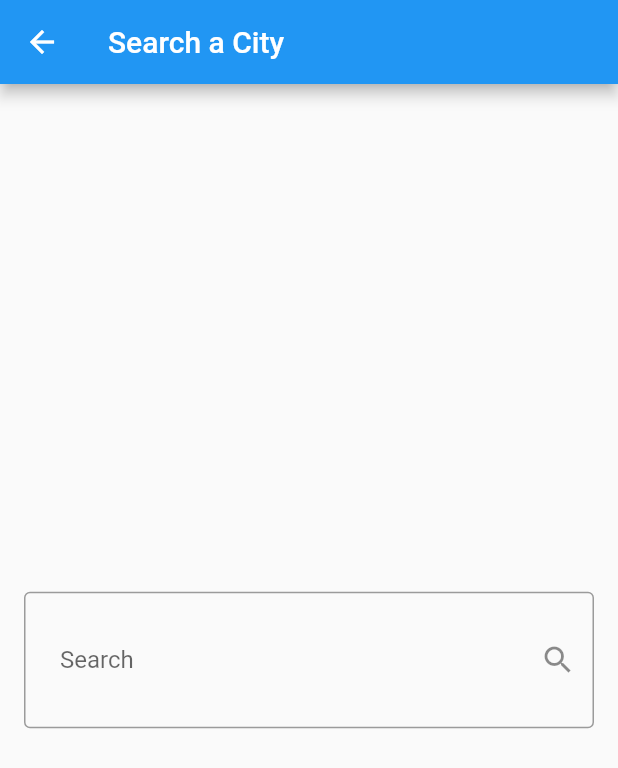
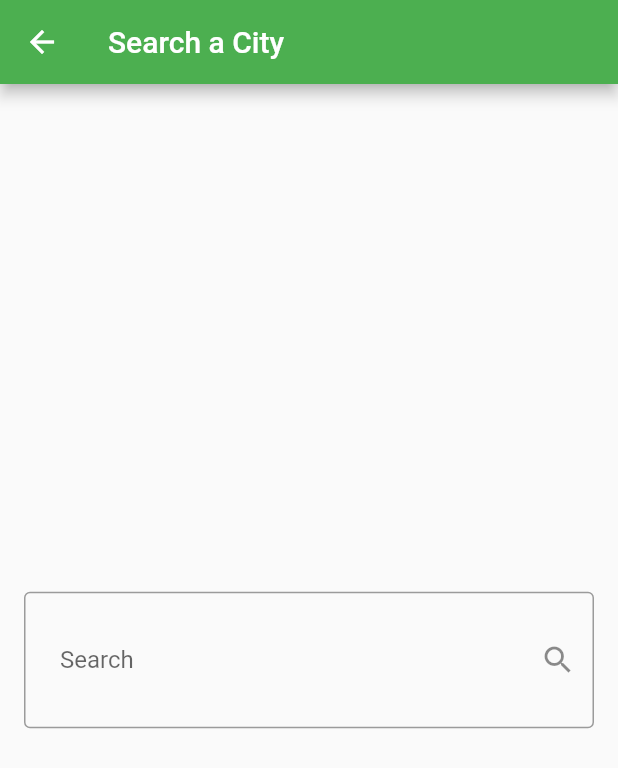
Before and after one commit to Al-Dos024/Weather_App, a Flutter app: the screen it shows after launch, after a tap on the "search" icon, on a phone screen of 412 x 824 dp. Shown: the top 768 px of the screen. Run offline on Flutter 3.47's test engine with Material 2 defaults, Android fonts, the phone set to English and light mode, and no system bars; our stand-ins replace flutter_bloc.

Commit message:
add Bloc to it

```diff
--- /dev/null
+++ b/lib/Cubit/weather_cubit.dart
@@ -0,0 +1,22 @@
+import 'package:flutter_bloc/flutter_bloc.dart';
+import 'package:weather_app/Cubit/weather_state.dart';
+import 'package:weather_app/Models/weather_model.dart';
+import 'package:weather_app/Services/weather_service.dart';
+
+class WeatherCubit extends Cubit<WeatherState> {
+  WeatherCubit(this.weatherService) : super(WeatherInitial());
+  WeatherService weatherService;
+  String? cityname;
+  WeatherModel? weatherModel;
+  void getWeather({required String cityName}) async {
+    emit(WeatherLoading());
+    try {
+      weatherModel = await weatherService.getservice(CityName: cityName);
+      emit(
+        WeatherSuccess(weatherModel: weatherModel!),
+      );
+    } catch (e) {
+      emit(WeatherFailure());
+    }
+  }
+}
--- /dev/null
+++ b/lib/Cubit/weather_state.dart
@@ -0,0 +1,14 @@
+import 'package:weather_app/Models/weather_model.dart';
+
+abstract class WeatherState {}
+
+class WeatherInitial extends WeatherState {}
+
+class WeatherLoading extends WeatherState {}
+
+class WeatherSuccess extends WeatherState {
+  WeatherModel weatherModel;
+  WeatherSuccess({required this.weatherModel});
+}
+
+class WeatherFailure extends WeatherState {}
--- a/lib/main.dart
+++ b/lib/main.dart
@@ -1,12 +1,13 @@
 import 'package:flutter/material.dart';
-import 'package:provider/provider.dart';
-import 'package:weather_app/Providers/weather_provider.dart';
+import 'package:flutter_bloc/flutter_bloc.dart';
+import 'package:weather_app/Cubit/weather_cubit.dart';
+import 'package:weather_app/Services/weather_service.dart';
 import 'package:weather_app/views/home_view.dart';
 
 void main() {
-  runApp(ChangeNotifierProvider(
+  runApp(BlocProvider(
       create: (context) {
-        return weatherProvider();
+        return WeatherCubit(WeatherService());
       },
       child: const WeatherApp()));
 }
@@ -18,10 +19,11 @@ class WeatherApp extends StatelessWidget {
   Widget build(BuildContext context) {
     return MaterialApp(
       theme: ThemeData(
-          primarySwatch: Provider.of<weatherProvider>(context).weatherData ==
-                  null
-              ? Colors.blue
-              : Provider.of<weatherProvider>(context).weatherData!.getColor()),
+        primarySwatch: BlocProvider.of<WeatherCubit>(context).weatherModel ==
+                null
+            ? Colors.green
+            : BlocProvider.of<WeatherCubit>(context).weatherModel!.getColor(),
+      ),
       home: HomeView(),
       debugShowCheckedModeBanner: false,
     );
--- a/lib/views/home_view.dart
+++ b/lib/views/home_view.dart
@@ -1,8 +1,11 @@
+// ignore_for_file: must_be_immutable
+
 import 'package:flutter/material.dart';
-import 'package:provider/provider.dart';
+import 'package:flutter_bloc/flutter_bloc.dart';
+import 'package:weather_app/Cubit/weather_cubit.dart';
+import 'package:weather_app/Cubit/weather_state.dart';
 import 'package:weather_app/Models/weather_model.dart';
 import 'package:weather_app/widgets/no_weather_body.dart';
-import '../Providers/weather_provider.dart';
 import '../widgets/weather_info_body.dart';
 import 'Search_Page.dart';
 
@@ -12,7 +15,7 @@ class HomeView extends StatelessWidget {
   WeatherModel? weatherData;
   @override
   Widget build(BuildContext context) {
-    weatherData = Provider.of<weatherProvider>(context).weatherData;
+    // weatherData = Provider.of<weatherProvider>(context).weatherData;
     return Scaffold(
       appBar: AppBar(
         title: const Text('Weather App'),
@@ -32,10 +35,30 @@ class HomeView extends StatelessWidget {
               icon: const Icon(Icons.search))
         ],
       ),
-        body: weatherData == null
-            ? const NoWeatherBody()
-            : WeatherInfoBody(
-                weatherData: weatherData,
-              ));
+      body: BlocBuilder<WeatherCubit, WeatherState>(
+        builder: (context, state) {
+          if (state is WeatherLoading) {
+            return const Center(
+              child: CircularProgressIndicator(),
+            );
+          } else if (state is WeatherSuccess) {
+            weatherData = BlocProvider.of<WeatherCubit>(context).weatherModel;
+            return WeatherInfoBody(weatherData: state.weatherModel);
+          } else if (state is WeatherFailure) {
+            return const Center(
+              child: Text("There is something Wrong here , try again"),
+            );
+          } else {
+            return const NoWeatherBody();
+          }
+        },
+      ),
+    );
   }
 }
+
+//  weatherData == null
+//           ? const NoWeatherBody()
+//           : WeatherInfoBody(
+//               weatherData: weatherData,
+//             ),
```
Also changed, not shown: lib/views/Search_Page.dart (+12 -15 lines), lib/widgets/weather_info_body.dart (+4 -5 lines), pubspec.yaml (+6 -13 lines), pubspec.lock. Lines whose indentation alone changed are shown as unchanged.
